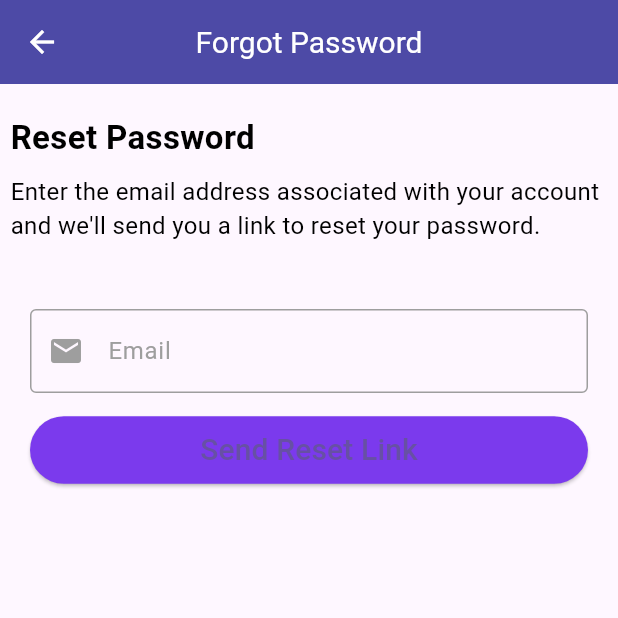
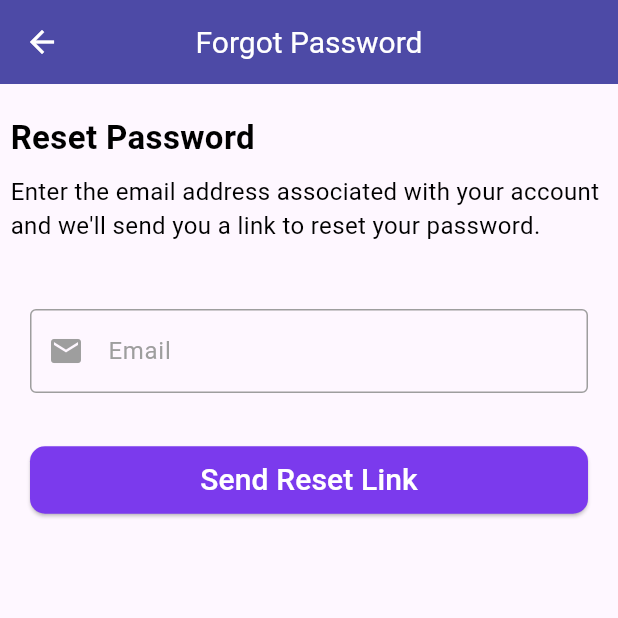
Before and after one commit to jasi341/major_project, a Flutter app: the ForgotPassword screen opened directly, on a phone screen of 412 x 824 dp, the top half of it. Run offline on Flutter 3.47's test engine with Material 2 defaults, Android fonts, the phone set to English and light mode, and no system bars; our stand-ins replace animate_do, cached_network_image, cloud_firestore, emoji_picker_flutter, firebase_auth, firebase_core and 11 more; missing offline and left inert: cached_video_preview, flutter_notification_channel, zego_uikit_prebuilt_call; accounts and stored records are empty.

```diff
--- a/lib/screens/auth/forgotpassword.dart
+++ b/lib/screens/auth/forgotpassword.dart
@@ -80,7 +80,7 @@ class _ForgotPasswordState extends State<ForgotPassword> {
             ),
           ),
           Positioned(
-            top: 220,
+            top: 240,
             left: 20,
             right: 20,
             child: ElevatedButton(
@@ -89,13 +89,18 @@ class _ForgotPasswordState extends State<ForgotPassword> {
               },
               style: ElevatedButton.styleFrom(
                   minimumSize: const Size(double.infinity, 45),
-                  backgroundColor:const Color(0xff7B3AED)
+                  backgroundColor:const Color(0xff7B3AED),
+                  shape: RoundedRectangleBorder(
+                    borderRadius: BorderRadius.circular(10),
+                  )
               ),
               child:  Text(
                 'Send Reset Link',
                 style: GoogleFonts.robotoSerif(
                     fontStyle: FontStyle.normal,
-                    fontSize: 20
+                    fontSize: 20,
+                    fontWeight: FontWeight.w500,
+                    color: Colors.white
                 ),
               ),
             ),
```
